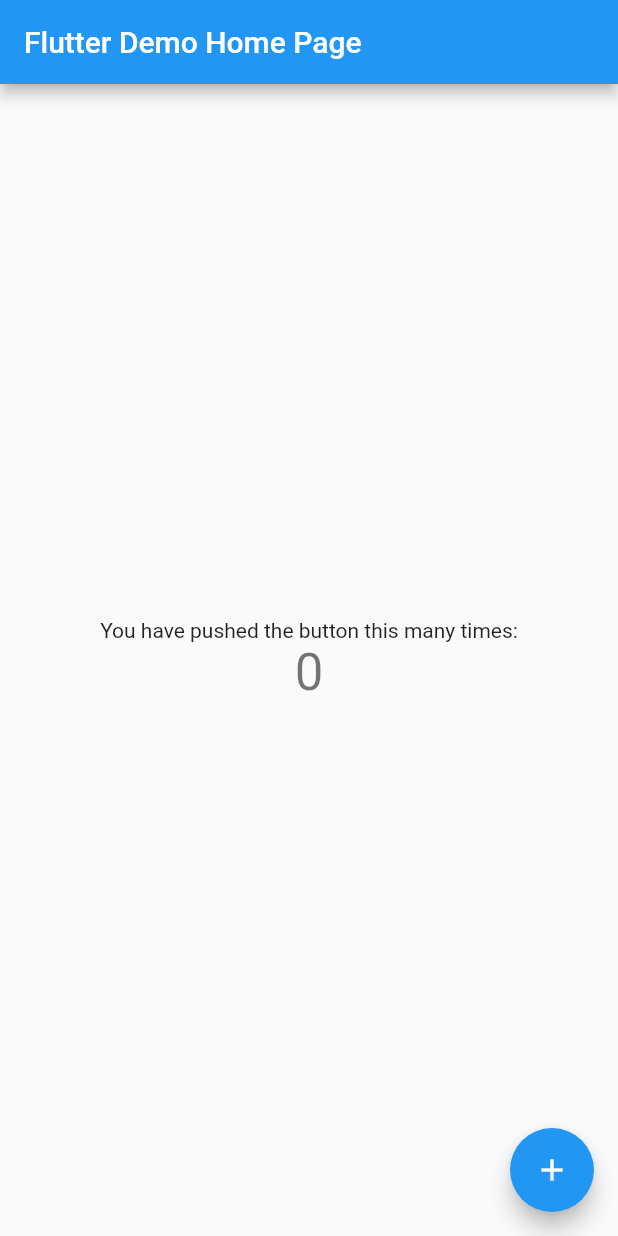
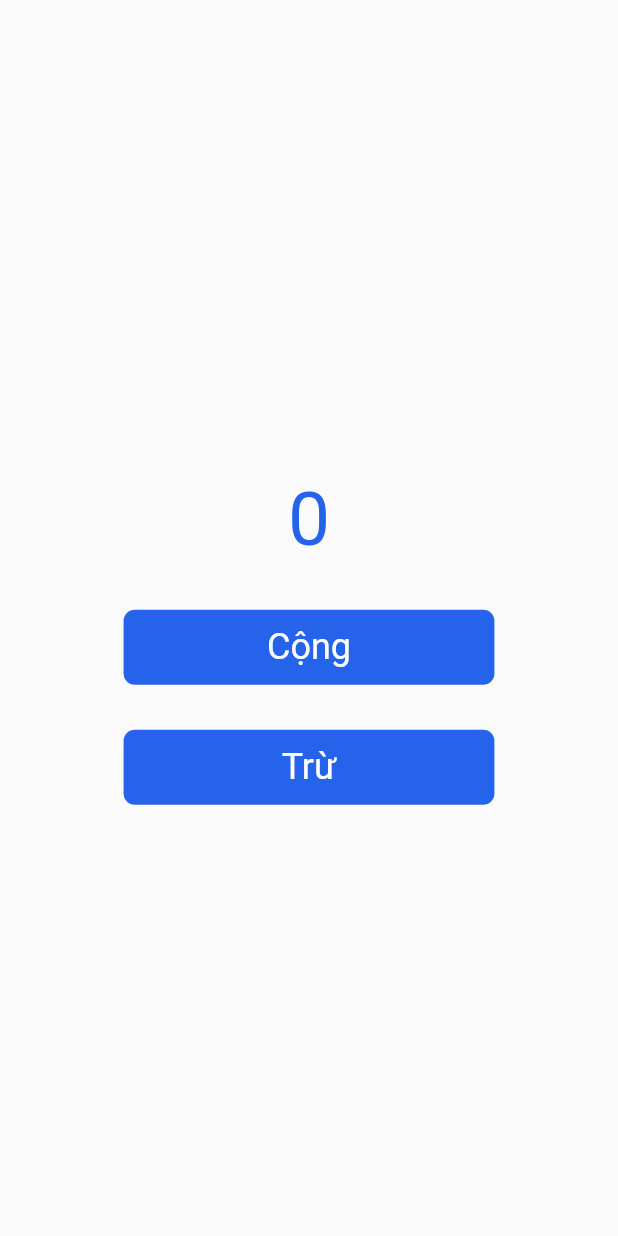
Before and after one commit to Arjun544/state_management, a Flutter app: the screen it shows after launch, on a phone screen of 412 x 824 dp. Run offline on Flutter 3.47's test engine with Material 2 defaults, Android fonts, the phone set to English and light mode, and no system bars; drawn by our look-alikes of velocity_x; our stand-ins replace get.

```diff
--- a/lib/main.dart
+++ b/lib/main.dart
@@ -1,44 +1,68 @@
 import 'package:flutter/material.dart';
 import 'package:get/get.dart';
+import 'package:velocity_x/velocity_x.dart';
 
-void main() => runApp(
-    GetMaterialApp(
-        home: HomePage()
-    )
-);
+void main() => runApp(GetMaterialApp(home: HomePage()));
 
-class Controller extends GetxController{
-  var count = 0.obs;
-  dynamic increment() => count++;
+class Controller extends GetxController {
+  var ket_qua = 0.obs;
+  dynamic cong_1() => ket_qua++;
+  dynamic tru_1() => ket_qua--;
 }
 
-class HomePage extends StatelessWidget {
+class HomePage extends GetView<Controller> {
+
+  Controller controller = Get.put(Controller());
+
+  Widget _buildnumber() => Obx (() => '${controller.ket_qua}'
+      .text
+      .blue600
+      .size(50)
+      .make());
+
+  Widget _buildbuttoncong(BuildContext context) => 'Cộng'
+      .text
+      .white
+      .size(24)
+      .makeCentered()
+      .box
+      .blue600
+      .p4
+      .roundedSM
+      .makeCentered()
+      .h(50)
+      .w60(context)
+      .onTap(() async{
+    controller.cong_1();
+  });
+
+  Widget _buildbuttontru(BuildContext context) => 'Trừ'
+      .text
+      .white
+      .size(24)
+      .makeCentered()
+      .box
+      .blue600
+      .p4
+      .roundedSM
+      .makeCentered()
+      .h(50)
+      .w60(context)
+      .onTap(() async{
+    controller.tru_1();
+  });
+
   @override
-  Widget build(context) {
-    final Controller c = Get.put(Controller());
+  Widget build(BuildContext context) {
     return Scaffold(
-        appBar: AppBar(title: Text("Flutter Demo Home Page")),
-        body: Center(
-          child: Column(
-            mainAxisAlignment: MainAxisAlignment.center,
-            children: <Widget>[
-              Text(
-                'You have pushed the button this many times:',
-              ),
-              Obx(() =>
-                  Text(
-                    "${c.count}",
-                    style: Theme.of(context).textTheme.headline4,
-                  )
-              ),
-            ],
-          ),
-        ),
-        floatingActionButton:
-        FloatingActionButton(
-            child: Icon(Icons.add),
-            onPressed: c.increment
-        )
+        body: [
+          30.heightBox,
+          _buildnumber(),
+          30.heightBox,
+          _buildbuttoncong(context),
+          30.heightBox,
+          _buildbuttontru(context)
+        ].column().centered()
     );
   }
 }
```
